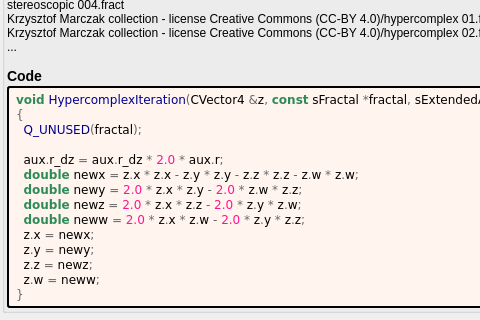
Before: the Qt Designer form mandelbulber2/formula/ui/hypercomplex.ui in buddhi1980/mandelbulber2, drawn with Qt 5; both pictures show x 0 to 480 and y 130 to 450 of the 637 by 742 pixel window.
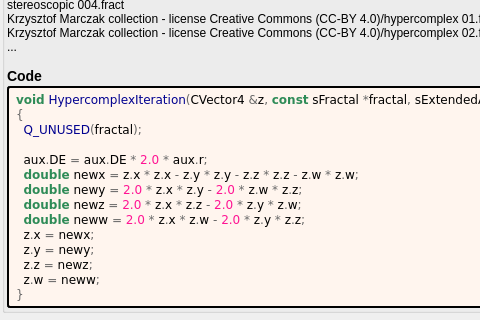
After: the same form once the commit is applied. Custom widgets are drawn as their Qt base class.

```diff
--- a/mandelbulber2/formula/ui/hypercomplex.ui
+++ b/mandelbulber2/formula/ui/hypercomplex.ui
@@ -94,7 +94,7 @@
 &lt;span style=&quot;color:#676767&quot;&gt;{&lt;/span&gt;
   &lt;span style=&quot;color:#00008f&quot;&gt;Q_UNUSED&lt;/span&gt;&lt;span style=&quot;color:#676767&quot;&gt;(&lt;/span&gt;fractal&lt;span style=&quot;color:#676767&quot;&gt;);&lt;/span&gt;
 
-  aux&lt;span style=&quot;color:#676767&quot;&gt;.&lt;/span&gt;r_dz &lt;span style=&quot;color:#676767&quot;&gt;=&lt;/span&gt; aux&lt;span style=&quot;color:#676767&quot;&gt;.&lt;/span&gt;r_dz &lt;span style=&quot;color:#676767&quot;&gt;*&lt;/span&gt; &lt;span style=&quot;color:#ff1493&quot;&gt;2.0&lt;/span&gt; &lt;span style=&quot;color:#676767&quot;&gt;*&lt;/span&gt; aux&lt;span style=&quot;color:#676767&quot;&gt;.&lt;/span&gt;r&lt;span style=&quot;color:#676767&quot;&gt;;&lt;/span&gt;
+  aux&lt;span style=&quot;color:#676767&quot;&gt;.&lt;/span&gt;DE &lt;span style=&quot;color:#676767&quot;&gt;=&lt;/span&gt; aux&lt;span style=&quot;color:#676767&quot;&gt;.&lt;/span&gt;DE &lt;span style=&quot;color:#676767&quot;&gt;*&lt;/span&gt; &lt;span style=&quot;color:#ff1493&quot;&gt;2.0&lt;/span&gt; &lt;span style=&quot;color:#676767&quot;&gt;*&lt;/span&gt; aux&lt;span style=&quot;color:#676767&quot;&gt;.&lt;/span&gt;r&lt;span style=&quot;color:#676767&quot;&gt;;&lt;/span&gt;
   &lt;span style=&quot;color:#2e8b57; font-weight:bold&quot;&gt;double&lt;/span&gt; newx &lt;span style=&quot;color:#676767&quot;&gt;=&lt;/span&gt; z&lt;span style=&quot;color:#676767&quot;&gt;.&lt;/span&gt;x &lt;span style=&quot;color:#676767&quot;&gt;*&lt;/span&gt; z&lt;span style=&quot;color:#676767&quot;&gt;.&lt;/span&gt;x &lt;span style=&quot;color:#676767&quot;&gt;-&lt;/span&gt; z&lt;span style=&quot;color:#676767&quot;&gt;.&lt;/span&gt;y &lt;span style=&quot;color:#676767&quot;&gt;*&lt;/span&gt; z&lt;span style=&quot;color:#676767&quot;&gt;.&lt;/span&gt;y &lt;span style=&quot;color:#676767&quot;&gt;-&lt;/span&gt; z&lt;span style=&quot;color:#676767&quot;&gt;.&lt;/span&gt;z &lt;span style=&quot;color:#676767&quot;&gt;*&lt;/span&gt; z&lt;span style=&quot;color:#676767&quot;&gt;.&lt;/span&gt;z &lt;span style=&quot;color:#676767&quot;&gt;-&lt;/span&gt; z&lt;span style=&quot;color:#676767&quot;&gt;.&lt;/span&gt;w &lt;span style=&quot;color:#676767&quot;&gt;*&lt;/span&gt; z&lt;span style=&quot;color:#676767&quot;&gt;.&lt;/span&gt;w&lt;span style=&quot;color:#676767&quot;&gt;;&lt;/span&gt;
   &lt;span style=&quot;color:#2e8b57; font-weight:bold&quot;&gt;double&lt;/span&gt; newy &lt;span style=&quot;color:#676767&quot;&gt;=&lt;/span&gt; &lt;span style=&quot;color:#ff1493&quot;&gt;2.0&lt;/span&gt; &lt;span style=&quot;color:#676767&quot;&gt;*&lt;/span&gt; z&lt;span style=&quot;color:#676767&quot;&gt;.&lt;/span&gt;x &lt;span style=&quot;color:#676767&quot;&gt;*&lt;/span&gt; z&lt;span style=&quot;color:#676767&quot;&gt;.&lt;/span&gt;y &lt;span style=&quot;color:#676767&quot;&gt;-&lt;/span&gt; &lt;span style=&quot;color:#ff1493&quot;&gt;2.0&lt;/span&gt; &lt;span style=&quot;color:#676767&quot;&gt;*&lt;/span&gt; z&lt;span style=&quot;color:#676767&quot;&gt;.&lt;/span&gt;w &lt;span style=&quot;color:#676767&quot;&gt;*&lt;/span&gt; z&lt;span style=&quot;color:#676767&quot;&gt;.&lt;/span&gt;z&lt;span style=&quot;color:#676767&quot;&gt;;&lt;/span&gt;
   &lt;span style=&quot;color:#2e8b57; font-weight:bold&quot;&gt;double&lt;/span&gt; newz &lt;span style=&quot;color:#676767&quot;&gt;=&lt;/span&gt; &lt;span style=&quot;color:#ff1493&quot;&gt;2.0&lt;/span&gt; &lt;span style=&quot;color:#676767&quot;&gt;*&lt;/span&gt; z&lt;span style=&quot;color:#676767&quot;&gt;.&lt;/span&gt;x &lt;span style=&quot;color:#676767&quot;&gt;*&lt;/span&gt; z&lt;span style=&quot;color:#676767&quot;&gt;.&lt;/span&gt;z &lt;span style=&quot;color:#676767&quot;&gt;-&lt;/span&gt; &lt;span style=&quot;color:#ff1493&quot;&gt;2.0&lt;/span&gt; &lt;span style=&quot;color:#676767&quot;&gt;*&lt;/span&gt; z&lt;span style=&quot;color:#676767&quot;&gt;.&lt;/span&gt;y &lt;span style=&quot;color:#676767&quot;&gt;*&lt;/span&gt; z&lt;span style=&quot;color:#676767&quot;&gt;.&lt;/span&gt;w&lt;span style=&quot;color:#676767&quot;&gt;;&lt;/span&gt;
```
